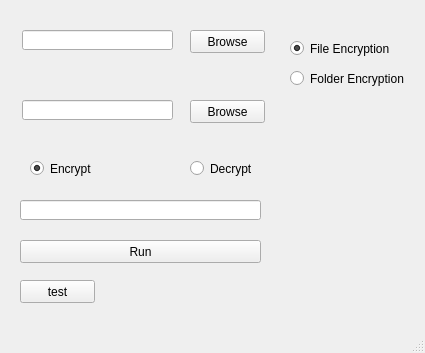
The window that MainWindow.ui (AHazimy/Enc._Dec-AES) describes before a commit, drawn with Qt 5.
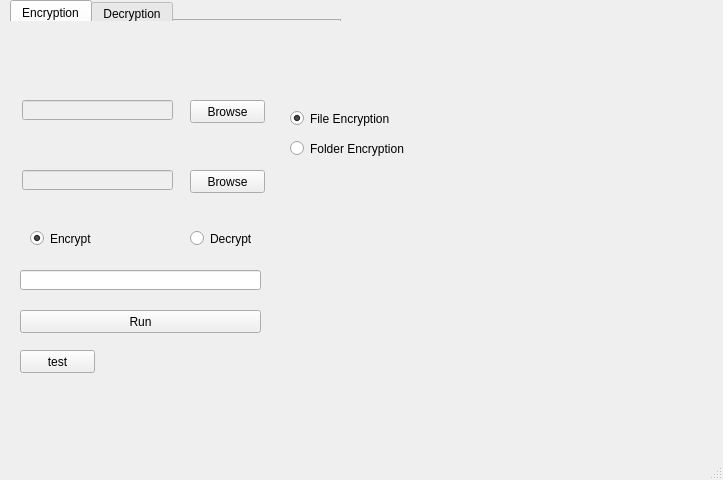
The same window after the commit.

```diff
--- a/MainWindow.ui
+++ b/MainWindow.ui
@@ -6,8 +6,8 @@
    <rect>
     <x>0</x>
     <y>0</y>
-    <width>425</width>
-    <height>353</height>
+    <width>723</width>
+    <height>480</height>
    </rect>
   </property>
   <property name="windowTitle">
@@ -15,20 +15,26 @@
   </property>
   <widget class="QWidget" name="centralwidget">
    <widget class="QLineEdit" name="lineEdit_source">
+    <property name="enabled">
+     <bool>false</bool>
+    </property>
     <property name="geometry">
      <rect>
       <x>22</x>
-      <y>30</y>
+      <y>100</y>
       <width>151</width>
       <height>20</height>
      </rect>
     </property>
    </widget>
    <widget class="QLineEdit" name="lineEdit_destination">
+    <property name="enabled">
+     <bool>false</bool>
+    </property>
     <property name="geometry">
      <rect>
       <x>22</x>
-      <y>100</y>
+      <y>170</y>
       <width>151</width>
       <height>20</height>
      </rect>
@@ -38,7 +44,7 @@
     <property name="geometry">
      <rect>
       <x>190</x>
-      <y>30</y>
+      <y>100</y>
       <width>75</width>
       <height>23</height>
      </rect>
@@ -51,7 +57,7 @@
     <property name="geometry">
      <rect>
       <x>190</x>
-      <y>100</y>
+      <y>170</y>
       <width>75</width>
       <height>23</height>
      </rect>
@@ -64,7 +70,7 @@
     <property name="geometry">
      <rect>
       <x>20</x>
-      <y>240</y>
+      <y>310</y>
       <width>241</width>
       <height>23</height>
      </rect>
@@ -77,7 +83,7 @@
     <property name="geometry">
      <rect>
       <x>30</x>
-      <y>160</y>
+      <y>230</y>
       <width>82</width>
       <height>17</height>
      </rect>
@@ -96,7 +102,7 @@
     <property name="geometry">
      <rect>
       <x>190</x>
-      <y>160</y>
+      <y>230</y>
       <width>82</width>
       <height>17</height>
      </rect>
@@ -112,7 +118,7 @@
     <property name="geometry">
      <rect>
       <x>20</x>
-      <y>200</y>
+      <y>270</y>
       <width>241</width>
       <height>20</height>
      </rect>
@@ -122,7 +128,7 @@
     <property name="geometry">
      <rect>
       <x>20</x>
-      <y>280</y>
+      <y>350</y>
       <width>75</width>
       <height>23</height>
      </rect>
@@ -135,7 +141,7 @@
     <property name="geometry">
      <rect>
       <x>290</x>
-      <y>70</y>
+      <y>140</y>
       <width>131</width>
       <height>17</height>
      </rect>
@@ -151,7 +157,7 @@
     <property name="geometry">
      <rect>
       <x>290</x>
-      <y>40</y>
+      <y>110</y>
       <width>131</width>
       <height>17</height>
      </rect>
@@ -166,6 +172,29 @@
      <string notr="true">buttonGroup</string>
     </attribute>
    </widget>
+   <widget class="QTabWidget" name="tabWidget">
+    <property name="geometry">
+     <rect>
+      <x>10</x>
+      <y>0</y>
+      <width>331</width>
+      <height>21</height>
+     </rect>
+    </property>
+    <property name="currentIndex">
+     <number>0</number>
+    </property>
+    <widget class="QWidget" name="tab">
+     <attribute name="title">
+      <string>Encryption</string>
+     </attribute>
+    </widget>
+    <widget class="QWidget" name="tab_2">
+     <attribute name="title">
+      <string>Decryption</string>
+     </attribute>
+    </widget>
+   </widget>
   </widget>
   <widget class="QMenuBar" name="menubar">
    <property name="geometry">
```
Left out of the diff: 2 changed lines with no effect on the pictures.
